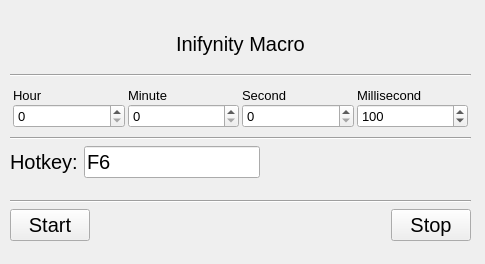
Qt form gui/mainwindow.ui (inifynastic/Inifynity-Macro) before a commit.
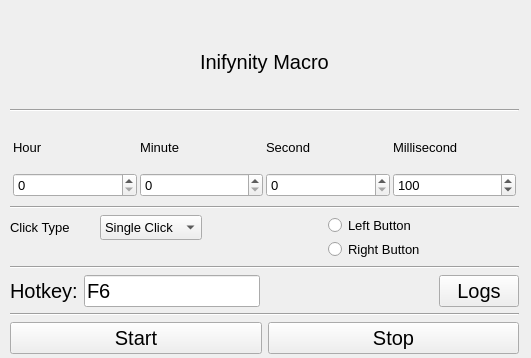
The same form after that commit.

```diff
--- a/gui/mainwindow.ui
+++ b/gui/mainwindow.ui
@@ -6,8 +6,8 @@
    <rect>
     <x>0</x>
     <y>0</y>
-    <width>485</width>
-    <height>264</height>
+    <width>531</width>
+    <height>358</height>
    </rect>
   </property>
   <property name="font">
@@ -24,8 +24,8 @@
      <rect>
       <x>10</x>
       <y>20</y>
-      <width>461</width>
-      <height>221</height>
+      <width>509</width>
+      <height>334</height>
      </rect>
     </property>
     <layout class="QVBoxLayout" name="verticalLayout">
@@ -201,6 +201,133 @@
        </property>
       </widget>
      </item>
+     <item>
+      <layout class="QHBoxLayout" name="horizontalLayout_5">
+       <item>
+        <layout class="QVBoxLayout" name="ClickControls">
+         <item>
+          <layout class="QHBoxLayout" name="horizontalLayout_6">
+           <item>
+            <widget class="QLabel" name="label_5">
+             <property name="font">
+              <font>
+               <pointsize>10</pointsize>
+              </font>
+             </property>
+             <property name="text">
+              <string>Click Type</string>
+             </property>
+            </widget>
+           </item>
+           <item>
+            <widget class="QComboBox" name="click_type">
+             <property name="maximumSize">
+              <size>
+               <width>1677721</width>
+               <height>1677721</height>
+              </size>
+             </property>
+             <property name="font">
+              <font>
+               <pointsize>10</pointsize>
+              </font>
+             </property>
+             <item>
+              <property name="text">
+               <string>Single Click</string>
+              </property>
+             </item>
+             <item>
+              <property name="text">
+               <string>Double Click</string>
+              </property>
+             </item>
+             <item>
+              <property name="text">
+               <string>Hold Click</string>
+              </property>
+             </item>
+            </widget>
+           </item>
+          </layout>
+         </item>
+         <item>
+          <spacer name="verticalSpacer">
+           <property name="orientation">
+            <enum>Qt::Orientation::Vertical</enum>
+           </property>
+           <property name="sizeType">
+            <enum>QSizePolicy::Policy::Fixed</enum>
+           </property>
+           <property name="sizeHint" stdset="0">
+            <size>
+             <width>10</width>
+             <height>20</height>
+            </size>
+           </property>
+          </spacer>
+         </item>
+        </layout>
+       </item>
+       <item>
+        <spacer name="horizontalSpacer_5">
+         <property name="orientation">
+          <enum>Qt::Orientation::Horizontal</enum>
+         </property>
+         <property name="sizeType">
+          <enum>QSizePolicy::Policy::Fixed</enum>
+         </property>
+         <property name="sizeHint" stdset="0">
+          <size>
+           <width>120</width>
+           <height>20</height>
+          </size>
+         </property>
+        </spacer>
+       </item>
+       <item>
+        <layout class="QVBoxLayout" name="Mousebtn" stretch="0,0">
+         <property name="spacing">
+          <number>3</number>
+         </property>
+         <property name="sizeConstraint">
+          <enum>QLayout::SizeConstraint::SetDefaultConstraint</enum>
+         </property>
+         <item>
+          <widget class="QRadioButton" name="leftClick">
+           <property name="font">
+            <font>
+             <pointsize>10</pointsize>
+            </font>
+           </property>
+           <property name="text">
+            <string>Left Button</string>
+           </property>
+          </widget>
+         </item>
+         <item>
+          <widget class="QRadioButton" name="rightClick">
+           <property name="font">
+            <font>
+             <pointsize>10</pointsize>
+            </font>
+           </property>
+           <property name="text">
+            <string>Right Button</string>
+           </property>
+          </widget>
+         </item>
+        </layout>
+       </item>
+      </layout>
+     </item>
+     <item>
+      <widget class="Line" name="line_4">
+       <property name="orientation">
+        <enum>Qt::Orientation::Horizontal</enum>
+       </property>
+      </widget>
+     </item>
      <item>
       <layout class="QHBoxLayout" name="horizontalLayout_3">
        <item>
@@ -237,6 +364,13 @@
          </property>
         </spacer>
        </item>
+       <item>
+        <widget class="QPushButton" name="btnlogs">
+         <property name="text">
+          <string>Logs</string>
+         </property>
+        </widget>
+       </item>
       </layout>
      </item>
      <item>
@@ -267,19 +401,6 @@
          </property>
         </widget>
        </item>
-       <item>
-        <spacer name="horizontalSpacer">
-         <property name="orientation">
-          <enum>Qt::Orientation::Horizontal</enum>
-         </property>
-         <property name="sizeHint" stdset="0">
-          <size>
-           <width>40</width>
-           <height>20</height>
-          </size>
-         </property>
-        </spacer>
-       </item>
        <item>
         <widget class="QPushButton" name="btnStop">
          <property name="cursor">
```
Left out of the diff: 132 changed lines with no effect on the pictures.
